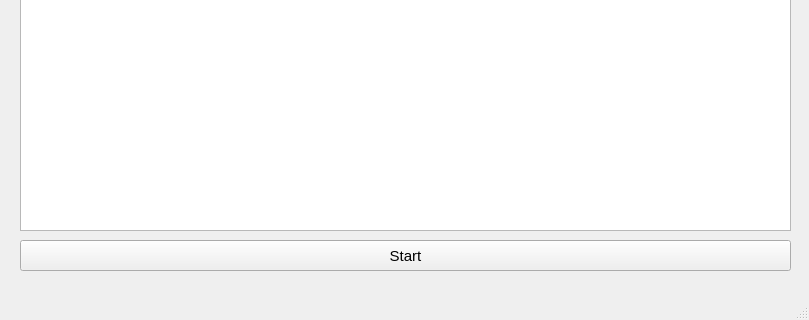
First picture: the form in mainwindow.ui, repository Starflight-code/DeStress-Qt, before the edit; both pictures show x 0 to 809 and y 280 to 600 of the 809 by 600 pixel window.
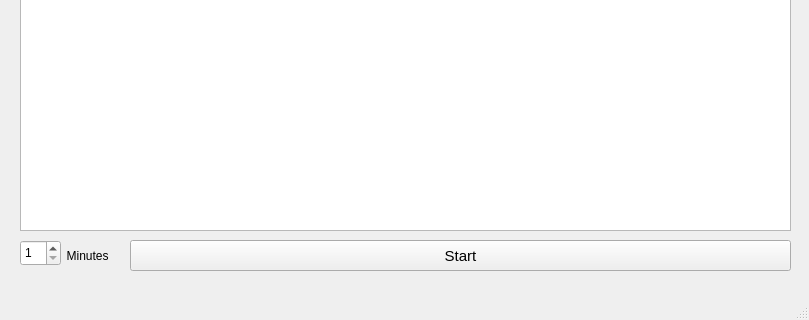
Second picture: the form after the edit.

Commit message: Added user specifiable time User can now specify time in minutes for program to run. Preset name change completed. TODO: Figure out cross compiling for Windows-x86 systems, may require a seperate branch.

Diff of the .ui file:
```diff
--- a/mainwindow.ui
+++ b/mainwindow.ui
@@ -32,9 +32,9 @@
    <widget class="QPushButton" name="pushButton">
     <property name="geometry">
      <rect>
-      <x>20</x>
+      <x>130</x>
       <y>520</y>
-      <width>771</width>
+      <width>661</width>
       <height>31</height>
      </rect>
     </property>
@@ -47,6 +47,35 @@
      <string>Start</string>
     </property>
    </widget>
+   <widget class="QSpinBox" name="spinBox">
+    <property name="geometry">
+     <rect>
+      <x>20</x>
+      <y>520</y>
+      <width>41</width>
+      <height>26</height>
+     </rect>
+    </property>
+    <property name="minimum">
+     <number>1</number>
+    </property>
+    <property name="maximum">
+     <number>60</number>
+    </property>
+   </widget>
+   <widget class="QLabel" name="label">
+    <property name="geometry">
+     <rect>
+      <x>60</x>
+      <y>520</y>
+      <width>54</width>
+      <height>31</height>
+     </rect>
+    </property>
+    <property name="text">
+     <string>  Minutes</string>
+    </property>
+   </widget>
   </widget>
   <widget class="QMenuBar" name="menubar">
    <property name="geometry">
```
The commit also changes 6 other files.
